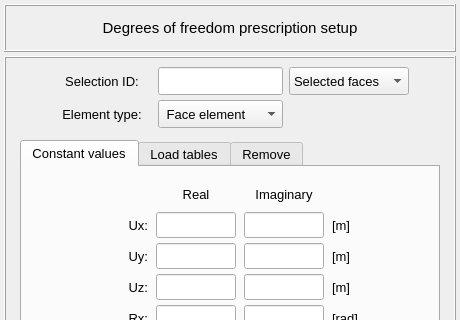
Old version of the form vibra/interface/data/ui_files/model/setup/structural/prescribed_dofs_input.ui in the repository MOPT-UFSC/VIBRA; both pictures show x 0 to 460 and y 0 to 320 of the 460 by 500 pixel window.
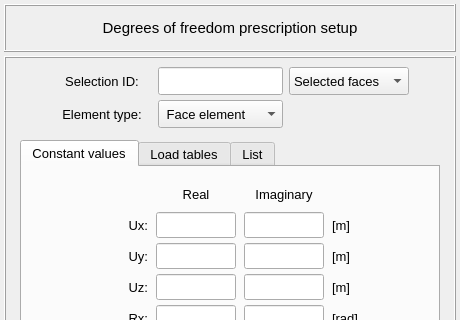
New version of the form.

Commit message: Rename Remove by List tabs

Patch:
```diff
--- a/vibra/interface/data/ui_files/model/setup/structural/prescribed_dofs_input.ui
+++ b/vibra/interface/data/ui_files/model/setup/structural/prescribed_dofs_input.ui
@@ -2242,7 +2242,7 @@
            </widget>
            <widget class="QWidget" name="tab_remove">
             <attribute name="title">
-             <string>Remove</string>
+             <string>List</string>
             </attribute>
             <layout class="QGridLayout" name="gridLayout_9">
              <property name="leftMargin">
```
Left out of the diff: 2 changed lines with no effect on the pictures. The commit also changes 17 other files.
